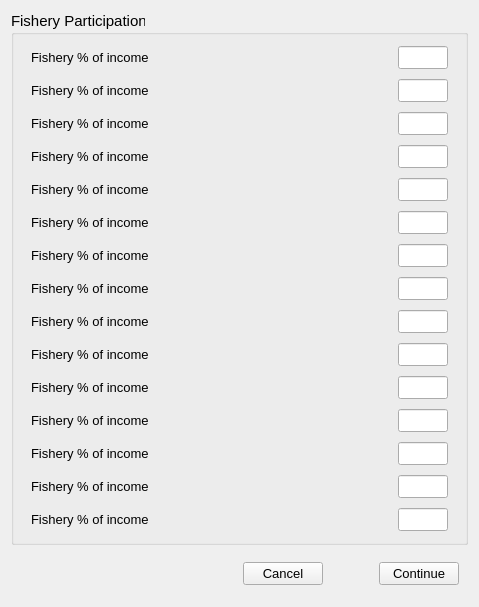
Old version of the form oom_st_kitts_nevis/Interview/rec_cpfv.ui in the repository Ecotrust/openoceanmap-desktop.
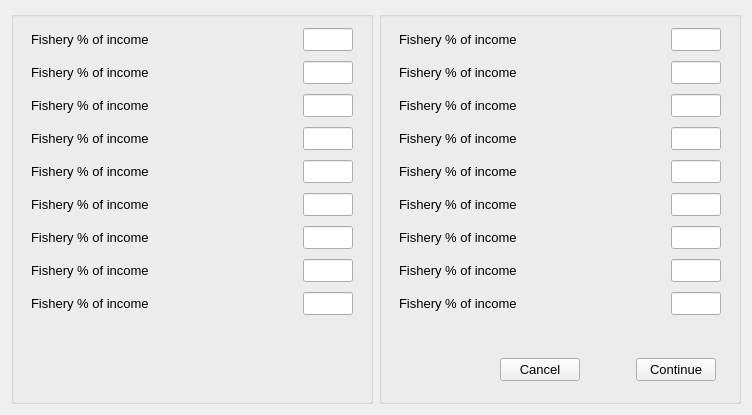
New version of the form.

Commit message: rework fishery pct income for 18 fisheriers

```diff
--- a/oom_st_kitts_nevis/Interview/rec_cpfv.ui
+++ b/oom_st_kitts_nevis/Interview/rec_cpfv.ui
@@ -8,14 +8,14 @@
    <rect>
     <x>0</x>
     <y>0</y>
-    <width>479</width>
-    <height>607</height>
+    <width>752</width>
+    <height>415</height>
    </rect>
   </property>
   <property name="windowTitle" >
    <string>Form</string>
   </property>
-  <layout class="QVBoxLayout" name="verticalLayout" >
+  <layout class="QHBoxLayout" name="horizontalLayout_3" >
    <item>
     <widget class="QGroupBox" name="groupBox_4" >
      <property name="font" >
@@ -24,9 +24,255 @@
       </font>
      </property>
      <property name="title" >
-      <string>Fishery Participation</string>
+      <string/>
      </property>
      <layout class="QVBoxLayout" name="verticalLayout_2" >
+      <item>
+       <widget class="QWidget" native="1" name="widget_57" >
+        <layout class="QVBoxLayout" name="verticalLayout_28" >
+         <property name="spacing" >
+          <number>4</number>
+         </property>
+         <property name="leftMargin" >
+          <number>4</number>
+         </property>
+         <property name="topMargin" >
+          <number>2</number>
+         </property>
+         <property name="rightMargin" >
+          <number>4</number>
+         </property>
+         <property name="bottomMargin" >
+          <number>2</number>
+         </property>
+         <item>
+          <widget class="QWidget" native="1" name="widget_58" >
+           <layout class="QHBoxLayout" name="horizontalLayout_37" >
+            <property name="spacing" >
+             <number>4</number>
+            </property>
+            <property name="leftMargin" >
+             <number>4</number>
+            </property>
+            <property name="topMargin" >
+             <number>0</number>
+            </property>
+            <property name="rightMargin" >
+             <number>4</number>
+            </property>
+            <property name="bottomMargin" >
+             <number>0</number>
+            </property>
+            <item>
+             <widget class="QLabel" name="label_42" >
+              <property name="font" >
+               <font>
+                <pointsize>10</pointsize>
+               </font>
+              </property>
+              <property name="text" >
+               <string>Fishery % of income</string>
+              </property>
+             </widget>
+            </item>
+            <item>
+             <spacer name="horizontalSpacer_3" >
+              <property name="orientation" >
+               <enum>Qt::Horizontal</enum>
+              </property>
+              <property name="sizeHint" stdset="0" >
+               <size>
+                <width>40</width>
+                <height>20</height>
+               </size>
+              </property>
+             </spacer>
+            </item>
+            <item>
+             <widget class="QLineEdit" name="fish_pct_1" >
+              <property name="maximumSize" >
+               <size>
+                <width>50</width>
+                <height>16777215</height>
+               </size>
+              </property>
+              <property name="font" >
+               <font>
+                <pointsize>10</pointsize>
+               </font>
+              </property>
+             </widget>
+            </item>
+           </layout>
+          </widget>
+         </item>
+        </layout>
+       </widget>
+      </item>
+      <item>
+       <widget class="QWidget" native="1" name="widget_59" >
+        <layout class="QVBoxLayout" name="verticalLayout_29" >
+         <property name="spacing" >
+          <number>4</number>
+         </property>
+         <property name="leftMargin" >
+          <number>4</number>
+         </property>
+         <property name="topMargin" >
+          <number>2</number>
+         </property>
+         <property name="rightMargin" >
+          <number>4</number>
+         </property>
+         <property name="bottomMargin" >
+          <number>2</number>
+         </property>
+         <item>
+          <widget class="QWidget" native="1" name="widget_60" >
+           <layout class="QHBoxLayout" name="horizontalLayout_38" >
+            <property name="spacing" >
+             <number>4</number>
+            </property>
+            <property name="leftMargin" >
+             <number>4</number>
+            </property>
+            <property name="topMargin" >
+             <number>0</number>
+            </property>
+            <property name="rightMargin" >
+             <number>4</number>
+            </property>
+            <property name="bottomMargin" >
+             <number>0</number>
+            </property>
+            <item>
+             <widget class="QLabel" name="label_43" >
+              <property name="font" >
+               <font>
+                <pointsize>10</pointsize>
+               </font>
+              </property>
+              <property name="text" >
+               <string>Fishery % of income</string>
+              </property>
+             </widget>
+            </item>
+            <item>
+             <spacer name="horizontalSpacer_3" >
+              <property name="orientation" >
+               <enum>Qt::Horizontal</enum>
+              </property>
+              <property name="sizeHint" stdset="0" >
+               <size>
+                <width>40</width>
+                <height>20</height>
+               </size>
+              </property>
+             </spacer>
+            </item>
+            <item>
+             <widget class="QLineEdit" name="fish_pct_2" >
+              <property name="maximumSize" >
+               <size>
+                <width>50</width>
+                <height>16777215</height>
+               </size>
+              </property>
+              <property name="font" >
+               <font>
+                <pointsize>10</pointsize>
+               </font>
+              </property>
+             </widget>
+            </item>
+           </layout>
+          </widget>
+         </item>
+        </layout>
+       </widget>
+      </item>
+      <item>
+       <widget class="QWidget" native="1" name="widget_61" >
+        <layout class="QVBoxLayout" name="verticalLayout_30" >
+         <property name="spacing" >
+          <number>4</number>
+         </property>
+         <property name="leftMargin" >
+          <number>4</number>
+         </property>
+         <property name="topMargin" >
+          <number>2</number>
+         </property>
+         <property name="rightMargin" >
+          <number>4</number>
+         </property>
+         <property name="bottomMargin" >
+          <number>2</number>
+         </property>
+         <item>
+          <widget class="QWidget" native="1" name="widget_62" >
+           <layout class="QHBoxLayout" name="horizontalLayout_39" >
+            <property name="spacing" >
+             <number>4</number>
+            </property>
+            <property name="leftMargin" >
+             <number>4</number>
+            </property>
+            <property name="topMargin" >
+             <number>0</number>
+            </property>
+            <property name="rightMargin" >
+             <number>4</number>
+            </property>
+            <property name="bottomMargin" >
+             <number>0</number>
+            </property>
+            <item>
+             <widget class="QLabel" name="label_44" >
+              <property name="font" >
+               <font>
+                <pointsize>10</pointsize>
+               </font>
+              </property>
+              <property name="text" >
+               <string>Fishery % of income</string>
+              </property>
+             </widget>
+            </item>
+            <item>
+             <spacer name="horizontalSpacer_3" >
+              <property name="orientation" >
+               <enum>Qt::Horizontal</enum>
+              </property>
+              <property name="sizeHint" stdset="0" >
+               <size>
+                <width>40</width>
+                <height>20</height>
+               </size>
+              </property>
+             </spacer>
+            </item>
+            <item>
+             <widget class="QLineEdit" name="fish_pct_3" >
+              <property name="maximumSize" >
+               <size>
+                <width>50</width>
+                <height>16777215</height>
+               </size>
+              </property>
+              <property name="font" >
+               <font>
+                <pointsize>10</pointsize>
+               </font>
+              </property>
+             </widget>
+            </item>
+           </layout>
+          </widget>
+         </item>
+        </layout>
+       </widget>
+      </item>
       <item>
        <widget class="QWidget" native="1" name="widget_24" >
         <layout class="QVBoxLayout" name="verticalLayout_14" >
@@ -89,7 +335,7 @@
              </spacer>
             </item>
             <item>
-             <widget class="QLineEdit" name="fish_pct_1" >
+             <widget class="QLineEdit" name="fish_pct_4" >
               <property name="maximumSize" >
                <size>
                 <width>50</width>
@@ -171,7 +417,7 @@
              </spacer>
             </item>
             <item>
-             <widget class="QLineEdit" name="fish_pct_2" >
+             <widget class="QLineEdit" name="fish_pct_5" >
               <property name="maximumSize" >
                <size>
                 <width>50</width>
@@ -253,7 +499,7 @@
              </spacer>
             </item>
             <item>
-             <widget class="QLineEdit" name="fish_pct_3" >
+             <widget class="QLineEdit" name="fish_pct_6" >
               <property name="maximumSize" >
                <size>
                 <width>50</width>
@@ -335,7 +581,7 @@
              </spacer>
             </item>
             <item>
-             <widget class="QLineEdit" name="fish_pct_4" >
+             <widget class="QLineEdit" name="fish_pct_7" >
               <property name="maximumSize" >
                <size>
                 <width>50</width>
@@ -417,7 +663,7 @@
              </spacer>
             </item>
             <item>
-             <widget class="QLineEdit" name="fish_pct_5" >
+             <widget class="QLineEdit" name="fish_pct_8" >
               <property name="maximumSize" >
                <size>
                 <width>50</width>
@@ -499,252 +745,6 @@
              </spacer>
             </item>
             <item>
-             <widget class="QLineEdit" name="fish_pct_6" >
-              <property name="maximumSize" >
-               <size>
-                <width>50</width>
-                <height>16777215</height>
-               </size>
-              </property>
-              <property name="font" >
-               <font>
-                <pointsize>10</pointsize>
-               </font>
-              </property>
-             </widget>
-            </item>
-           </layout>
-          </widget>
-         </item>
-        </layout>
-       </widget>
-      </item>
-      <item>
-       <widget class="QWidget" native="1" name="widget_43" >
-        <layout class="QVBoxLayout" name="verticalLayout_21" >
-         <property name="spacing" >
-          <number>4</number>
-         </property>
-         <property name="leftMargin" >
-          <number>4</number>
-         </property>
-         <property name="topMargin" >
-          <number>2</number>
-         </property>
-         <property name="rightMargin" >
-          <number>4</number>
-         </property>
-         <property name="bottomMargin" >
-          <number>2</number>
-         </property>
-         <item>
-          <widget class="QWidget" native="1" name="widget_44" >
-           <layout class="QHBoxLayout" name="horizontalLayout_30" >
-            <property name="spacing" >
-             <number>4</number>
-            </property>
-            <property name="leftMargin" >
-             <number>4</number>
-            </property>
-            <property name="topMargin" >
-             <number>0</number>
-            </property>
-            <property name="rightMargin" >
-             <number>4</number>
-            </property>
-            <property name="bottomMargin" >
-             <number>0</number>
-            </property>
-            <item>
-             <widget class="QLabel" name="label_35" >
-              <property name="font" >
-               <font>
-                <pointsize>10</pointsize>
-               </font>
-              </property>
-              <property name="text" >
-               <string>Fishery % of income</string>
-              </property>
-             </widget>
-            </item>
-            <item>
-             <spacer name="horizontalSpacer_3" >
-              <property name="orientation" >
-               <enum>Qt::Horizontal</enum>
-              </property>
-              <property name="sizeHint" stdset="0" >
-               <size>
-                <width>40</width>
-                <height>20</height>
-               </size>
-              </property>
-             </spacer>
-            </item>
-            <item>
-             <widget class="QLineEdit" name="fish_pct_7" >
-              <property name="maximumSize" >
-               <size>
-                <width>50</width>
-                <height>16777215</height>
-               </size>
-              </property>
-              <property name="font" >
-               <font>
-                <pointsize>10</pointsize>
-               </font>
-              </property>
-             </widget>
-            </item>
-           </layout>
-          </widget>
-         </item>
-        </layout>
-       </widget>
-      </item>
-      <item>
-       <widget class="QWidget" native="1" name="widget_45" >
-        <layout class="QVBoxLayout" name="verticalLayout_22" >
-         <property name="spacing" >
-          <number>4</number>
-         </property>
-         <property name="leftMargin" >
-          <number>4</number>
-         </property>
-         <property name="topMargin" >
-          <number>2</number>
-         </property>
-         <property name="rightMargin" >
-          <number>4</number>
-         </property>
-         <property name="bottomMargin" >
-          <number>2</number>
-         </property>
-         <item>
-          <widget class="QWidget" native="1" name="widget_46" >
-           <layout class="QHBoxLayout" name="horizontalLayout_31" >
-            <property name="spacing" >
-             <number>4</number>
-            </property>
-            <property name="leftMargin" >
-             <number>4</number>
-            </property>
-            <property name="topMargin" >
-             <number>0</number>
-            </property>
-            <property name="rightMargin" >
-             <number>4</number>
-            </property>
-            <property name="bottomMargin" >
-             <number>0</number>
-            </property>
-            <item>
-             <widget class="QLabel" name="label_36" >
-              <property name="font" >
-               <font>
-                <pointsize>10</pointsize>
-               </font>
-              </property>
-              <property name="text" >
-               <string>Fishery % of income</string>
-              </property>
-             </widget>
-            </item>
-            <item>
-             <spacer name="horizontalSpacer_3" >
-              <property name="orientation" >
-               <enum>Qt::Horizontal</enum>
-              </property>
-              <property name="sizeHint" stdset="0" >
-               <size>
-                <width>40</width>
-                <height>20</height>
-               </size>
-              </property>
-             </spacer>
-            </item>
-            <item>
-             <widget class="QLineEdit" name="fish_pct_8" >
-              <property name="maximumSize" >
-               <size>
-                <width>50</width>
-                <height>16777215</height>
-               </size>
-              </property>
-              <property name="font" >
-               <font>
-                <pointsize>10</pointsize>
-               </font>
-              </property>
-             </widget>
-            </item>
-           </layout>
-          </widget>
-         </item>
-        </layout>
-       </widget>
-      </item>
-      <item>
-       <widget class="QWidget" native="1" name="widget_47" >
-        <layout class="QVBoxLayout" name="verticalLayout_23" >
-         <property name="spacing" >
-          <number>4</number>
-         </property>
-         <property name="leftMargin" >
-          <number>4</number>
-         </property>
-         <property name="topMargin" >
-          <number>2</number>
-         </property>
-         <property name="rightMargin" >
-          <number>4</number>
-         </property>
-         <property name="bottomMargin" >
-          <number>2</number>
-         </property>
-         <item>
-          <widget class="QWidget" native="1" name="widget_48" >
-           <layout class="QHBoxLayout" name="horizontalLayout_32" >
-            <property name="spacing" >
-             <number>4</number>
-            </property>
-            <property name="leftMargin" >
-             <number>4</number>
-            </property>
-            <property name="topMargin" >
-             <number>0</number>
-            </property>
-            <property name="rightMargin" >
-             <number>4</number>
-            </property>
-            <property name="bottomMargin" >
-             <number>0</number>
-            </property>
-            <item>
-             <widget class="QLabel" name="label_37" >
-              <property name="font" >
-               <font>
-                <pointsize>10</pointsize>
-               </font>
-              </property>
-              <property name="text" >
-               <string>Fishery % of income</string>
-              </property>
-             </widget>
-            </item>
-            <item>
-             <spacer name="horizontalSpacer_3" >
-              <property name="orientation" >
-               <enum>Qt::Horizontal</enum>
-              </property>
-              <property name="sizeHint" stdset="0" >
-               <size>
-                <width>40</width>
-                <height>20</height>
-               </size>
-              </property>
-             </spacer>
-            </item>
-            <item>
              <widget class="QLineEdit" name="fish_pct_9" >
               <property name="maximumSize" >
                <size>
@@ -766,8 +766,35 @@
        </widget>
       </item>
       <item>
-       <widget class="QWidget" native="1" name="widget_49" >
-        <layout class="QVBoxLayout" name="verticalLayout_24" >
+       <spacer name="verticalSpacer_2" >
+        <property name="orientation" >
+         <enum>Qt::Vertical</enum>
+        </property>
+        <property name="sizeHint" stdset="0" >
+         <size>
+          <width>20</width>
+          <height>40</height>
+         </size>
+        </property>
+       </spacer>
+      </item>
+     </layout>
+    </widget>
+   </item>
+   <item>
+    <widget class="QGroupBox" name="groupBox_5" >
+     <property name="font" >
+      <font>
+       <pointsize>11</pointsize>
+      </font>
+     </property>
+     <property name="title" >
+      <string/>
+     </property>
+     <layout class="QVBoxLayout" name="verticalLayout" >
+      <item>
+       <widget class="QWidget" native="1" name="widget_63" >
+        <layout class="QVBoxLayout" name="verticalLayout_31" >
          <property name="spacing" >
           <number>4</number>
          </property>
@@ -784,8 +811,8 @@
           <number>2</number>
          </property>
          <item>
-          <widget class="QWidget" native="1" name="widget_50" >
-           <layout class="QHBoxLayout" name="horizontalLayout_33" >
+          <widget class="QWidget" native="1" name="widget_64" >
+           <layout class="QHBoxLayout" name="horizontalLayout_40" >
             <property name="spacing" >
              <number>4</number>
             </property>
@@ -848,8 +875,8 @@
        </widget>
       </item>
       <item>
-       <widget class="QWidget" native="1" name="widget_51" >
-        <layout class="QVBoxLayout" name="verticalLayout_25" >
+       <widget class="QWidget" native="1" name="widget_65" >
+        <layout class="QVBoxLayout" name="verticalLayout_32" >
          <property name="spacing" >
           <number>4</number>
          </property>
@@ -866,8 +893,8 @@
           <number>2</number>
          </property>
          <item>
-          <widget class="QWidget" native="1" name="widget_52" >
-           <layout class="QHBoxLayout" name="horizontalLayout_34" >
+          <widget class="QWidget" native="1" name="widget_66" >
+           <layout class="QHBoxLayout" name="horizontalLayout_41" >
             <property name="spacing" >
              <number>4</number>
             </property>
@@ -930,8 +957,8 @@
        </widget>
       </item>
       <item>
-       <widget class="QWidget" native="1" name="widget_53" >
-        <layout class="QVBoxLayout" name="verticalLayout_26" >
+       <widget class="QWidget" native="1" name="widget_67" >
+        <layout class="QVBoxLayout" name="verticalLayout_33" >
          <property name="spacing" >
           <number>4</number>
          </property>
@@ -948,8 +975,8 @@
           <number>2</number>
          </property>
          <item>
-          <widget class="QWidget" native="1" name="widget_54" >
-           <layout class="QHBoxLayout" name="horizontalLayout_35" >
+          <widget class="QWidget" native="1" name="widget_68" >
+           <layout class="QHBoxLayout" name="horizontalLayout_42" >
             <property name="spacing" >
              <number>4</number>
             </property>
@@ -1012,8 +1039,8 @@
        </widget>
       </item>
       <item>
-       <widget class="QWidget" native="1" name="widget_55" >
-        <layout class="QVBoxLayout" name="verticalLayout_27" >
+       <widget class="QWidget" native="1" name="widget_25" >
+        <layout class="QVBoxLayout" name="verticalLayout_34" >
          <property name="spacing" >
           <number>4</number>
          </property>
@@ -1030,8 +1057,8 @@
           <number>2</number>
          </property>
          <item>
-          <widget class="QWidget" native="1" name="widget_56" >
-           <layout class="QHBoxLayout" name="horizontalLayout_36" >
+          <widget class="QWidget" native="1" name="widget_27" >
+           <layout class="QHBoxLayout" name="horizontalLayout_43" >
             <property name="spacing" >
              <number>4</number>
             </property>
@@ -1094,8 +1121,8 @@
        </widget>
       </item>
       <item>
-       <widget class="QWidget" native="1" name="widget_28" >
-        <layout class="QVBoxLayout" name="verticalLayout_15" >
+       <widget class="QWidget" native="1" name="widget_33" >
+        <layout class="QVBoxLayout" name="verticalLayout_35" >
          <property name="spacing" >
           <number>4</number>
          </property>
@@ -1112,8 +1139,8 @@
           <number>2</number>
          </property>
          <item>
-          <widget class="QWidget" native="1" name="widget_30" >
-           <layout class="QHBoxLayout" name="horizontalLayout_24" >
+          <widget class="QWidget" native="1" name="widget_69" >
+           <layout class="QHBoxLayout" name="horizontalLayout_44" >
             <property name="spacing" >
              <number>4</number>
             </property>
@@ -1176,8 +1203,8 @@
        </widget>
       </item>
       <item>
-       <widget class="QWidget" native="1" name="widget_22" >
-        <layout class="QVBoxLayout" name="verticalLayout_8" >
+       <widget class="QWidget" native="1" name="widget_70" >
+        <layout class="QVBoxLayout" name="verticalLayout_36" >
          <property name="spacing" >
           <number>4</number>
          </property>
@@ -1194,8 +1221,8 @@
           <number>2</number>
          </property>
          <item>
-          <widget class="QWidget" native="1" name="widget_23" >
-           <layout class="QHBoxLayout" name="horizontalLayout_17" >
+          <widget class="QWidget" native="1" name="widget_71" >
+           <layout class="QHBoxLayout" name="horizontalLayout_45" >
             <property name="spacing" >
              <number>4</number>
             </property>
@@ -1257,78 +1284,343 @@
         </layout>
        </widget>
       </item>
-     </layout>
-     <zorder>widget_22</zorder>
-     <zorder>widget_24</zorder>
-     <zorder>widget_28</zorder>
-     <zorder>widget_32</zorder>
-     <zorder>widget_35</zorder>
-     <zorder>widget_37</zorder>
-     <zorder>widget_39</zorder>
-     <zorder>widget_41</zorder>
-     <zorder>widget_43</zorder>
-     <zorder>widget_45</zorder>
-     <zorder>widget_47</zorder>
-     <zorder>widget_49</zorder>
-     <zorder>widget_51</zorder>
-     <zorder>widget_53</zorder>
-     <zorder>widget_55</zorder>
-    </widget>
-   </item>
-   <item>
-    <widget class="QWidget" native="1" name="button_box" >
-     <layout class="QHBoxLayout" name="horizontalLayout" >
       <item>
-       <spacer>
-        <property name="orientation" >
-         <enum>Qt::Horizontal</enum>
-        </property>
-        <property name="sizeHint" stdset="0" >
-         <size>
-          <width>40</width>
-          <height>20</height>
-         </size>
-        </property>
-       </spacer>
+       <widget class="QWidget" native="1" name="widget_72" >
+        <layout class="QVBoxLayout" name="verticalLayout_37" >
+         <property name="spacing" >
+          <number>4</number>
+         </property>
+         <property name="leftMargin" >
+          <number>4</number>
+         </property>
+         <property name="topMargin" >
+          <number>2</number>
+         </property>
+         <property name="rightMargin" >
+          <number>4</number>
+         </property>
+         <property name="bottomMargin" >
+          <number>2</number>
+         </property>
+         <item>
+          <widget class="QWidget" native="1" name="widget_73" >
+           <layout class="QHBoxLayout" name="horizontalLayout_46" >
+            <property name="spacing" >
+             <number>4</number>
+            </property>
+            <property name="leftMargin" >
+             <number>4</number>
+            </property>
+            <property name="topMargin" >
+             <number>0</number>
+            </property>
+            <property name="rightMargin" >
+             <number>4</number>
+            </property>
+            <property name="bottomMargin" >
+             <number>0</number>
+            </property>
+            <item>
+             <widget class="QLabel" name="label_51" >
+              <property name="font" >
+               <font>
+                <pointsize>10</pointsize>
+               </font>
+              </property>
+              <property name="text" >
+               <string>Fishery % of income</string>
+              </property>
+             </widget>
+            </item>
+            <item>
+             <spacer name="horizontalSpacer_3" >
+              <property name="orientation" >
+               <enum>Qt::Horizontal</enum>
+              </property>
+              <property name="sizeHint" stdset="0" >
+               <size>
+                <width>40</width>
+                <height>20</height>
+               </size>
+              </property>
+             </spacer>
+            </item>
+            <item>
+             <widget class="QLineEdit" name="fish_pct_16" >
+              <property name="maximumSize" >
+               <size>
+                <width>50</width>
+                <height>16777215</height>
+               </size>
+              </property>
+              <property name="font" >
+               <font>
+                <pointsize>10</pointsize>
+               </font>
+              </property>
+             </widget>
+            </item>
+           </layout>
+          </widget>
+         </item>
+        </layout>
+       </widget>
       </item>
       <item>
-       <widget class="QPushButton" name="pbnCancel" >
-        <property name="font" >
-         <font>
-          <pointsize>10</pointsize>
-         </font>
-        </property>
-        <property name="text" >
-         <string>Cancel</string>
-        </property>
+       <widget class="QWidget" native="1" name="widget_74" >
+        <layout class="QVBoxLayout" name="verticalLayout_38" >
+         <property name="spacing" >
+          <number>4</number>
+         </property>
+         <property name="leftMargin" >
+          <number>4</number>
+         </property>
+         <property name="topMargin" >
+          <number>2</number>
+         </property>
+         <property name="rightMargin" >
+          <number>4</number>
+         </property>
+         <property name="bottomMargin" >
+          <number>2</number>
+         </property>
+         <item>
+          <widget class="QWidget" native="1" name="widget_75" >
+           <layout class="QHBoxLayout" name="horizontalLayout_47" >
+            <property name="spacing" >
+             <number>4</number>
+            </property>
+            <property name="leftMargin" >
+             <number>4</number>
+            </property>
+            <property name="topMargin" >
+             <number>0</number>
+            </property>
+            <property name="rightMargin" >
+             <number>4</number>
+            </property>
+            <property name="bottomMargin" >
+             <number>0</number>
+            </property>
+            <item>
+             <widget class="QLabel" name="label_52" >
+              <property name="font" >
+               <font>
+                <pointsize>10</pointsize>
+               </font>
+              </property>
+              <property name="text" >
+               <string>Fishery % of income</string>
+              </property>
+             </widget>
+            </item>
+            <item>
+             <spacer name="horizontalSpacer_3" >
+              <property name="orientation" >
+               <enum>Qt::Horizontal</enum>
+              </property>
+              <property name="sizeHint" stdset="0" >
+               <size>
+                <width>40</width>
+                <height>20</height>
+               </size>
+              </property>
+             </spacer>
+            </item>
+            <item>
+             <widget class="QLineEdit" name="fish_pct_17" >
+              <property name="maximumSize" >
+               <size>
+                <width>50</width>
+                <height>16777215</height>
+               </size>
+              </property>
+              <property name="font" >
+               <font>
+                <pointsize>10</pointsize>
+               </font>
+              </property>
+             </widget>
+            </item>
+           </layout>
+          </widget>
+         </item>
+        </layout>
        </widget>
       </item>
       <item>
-       <spacer name="horizontalSpacer" >
+       <widget class="QWidget" native="1" name="widget_76" >
+        <layout class="QVBoxLayout" name="verticalLayout_39" >
+         <property name="spacing" >
+          <number>4</number>
+         </property>
+         <property name="leftMargin" >
+          <number>4</number>
+         </property>
+         <property name="topMargin" >
+          <number>2</number>
+         </property>
+         <property name="rightMargin" >
+          <number>4</number>
+         </property>
+         <property name="bottomMargin" >
+          <number>2</number>
+         </property>
+         <item>
+          <widget class="QWidget" native="1" name="widget_77" >
+           <layout class="QHBoxLayout" name="horizontalLayout_48" >
+            <property name="spacing" >
+             <number>4</number>
+            </property>
+            <property name="leftMargin" >
+             <number>4</number>
+            </property>
+            <property name="topMargin" >
+             <number>0</number>
+            </property>
+            <property name="rightMargin" >
+             <number>4</number>
+            </property>
+            <property name="bottomMargin" >
+             <number>0</number>
+            </property>
+            <item>
+             <widget class="QLabel" name="label_53" >
+              <property name="font" >
+               <font>
+                <pointsize>10</pointsize>
+               </font>
+              </property>
+              <property name="text" >
+               <string>Fishery % of income</string>
+              </property>
+             </widget>
+            </item>
+            <item>
+             <spacer name="horizontalSpacer_3" >
+              <property name="orientation" >
+               <enum>Qt::Horizontal</enum>
+              </property>
+              <property name="sizeHint" stdset="0" >
+               <size>
+                <width>40</width>
+                <height>20</height>
+               </size>
+              </property>
+             </spacer>
+            </item>
+            <item>
+             <widget class="QLineEdit" name="fish_pct_18" >
+              <property name="maximumSize" >
+               <size>
+                <width>50</width>
+                <height>16777215</height>
+               </size>
+              </property>
+              <property name="font" >
+               <font>
+                <pointsize>10</pointsize>
+               </font>
+              </property>
+             </widget>
+            </item>
+           </layout>
+          </widget>
+         </item>
+        </layout>
+       </widget>
+      </item>
+      <item>
+       <spacer name="verticalSpacer" >
         <property name="orientation" >
-         <enum>Qt::Horizontal</enum>
+         <enum>Qt::Vertical</enum>
         </property>
-        <property name="sizeType" >
-         <enum>QSizePolicy::Fixed</enum>
-        </property>
         <property name="sizeHint" stdset="0" >
          <size>
-          <width>50</width>
-          <height>20</height>
+          <width>20</width>
+          <height>40</height>
          </size>
         </property>
        </spacer>
       </item>
       <item>
-       <widget class="QPushButton" name="pbnFinished" >
-        <property name="font" >
-         <font>
-          <pointsize>10</pointsize>
-         </font>
-        </property>
-        <property name="text" >
-         <string>Continue</string>
-        </property>
+       <widget class="QWidget" native="1" name="widget_84" >
+        <layout class="QVBoxLayout" name="verticalLayout_43" >
+         <property name="spacing" >
+          <number>4</number>
+         </property>
+         <property name="leftMargin" >
+          <number>4</number>
+         </property>
+         <property name="topMargin" >
+          <number>2</number>
+         </property>
+         <property name="rightMargin" >
+          <number>4</number>
+         </property>
+         <property name="bottomMargin" >
+          <number>2</number>
+         </property>
+         <item>
+          <widget class="QWidget" native="1" name="button_box" >
+           <layout class="QHBoxLayout" name="horizontalLayout" >
+            <item>
+             <spacer>
+              <property name="orientation" >
+               <enum>Qt::Horizontal</enum>
+              </property>
+              <property name="sizeHint" stdset="0" >
+               <size>
+                <width>40</width>
+                <height>20</height>
+               </size>
+              </property>
+             </spacer>
+            </item>
+            <item>
+             <widget class="QPushButton" name="pbnCancel" >
+              <property name="font" >
+               <font>
+                <pointsize>10</pointsize>
+               </font>
+              </property>
+              <property name="text" >
+               <string>Cancel</string>
+              </property>
+             </widget>
+            </item>
+            <item>
+             <spacer name="horizontalSpacer" >
+              <property name="orientation" >
+               <enum>Qt::Horizontal</enum>
+              </property>
+              <property name="sizeType" >
+               <enum>QSizePolicy::Fixed</enum>
+              </property>
+              <property name="sizeHint" stdset="0" >
+               <size>
+                <width>50</width>
+                <height>20</height>
+               </size>
+              </property>
+             </spacer>
+            </item>
+            <item>
+             <widget class="QPushButton" name="pbnFinished" >
+              <property name="font" >
+               <font>
+                <pointsize>10</pointsize>
+               </font>
+              </property>
+              <property name="text" >
+               <string>Continue</string>
+              </property>
+             </widget>
+            </item>
+           </layout>
+          </widget>
+         </item>
+        </layout>
        </widget>
       </item>
      </layout>
```
Left out of the diff: 15 changed lines with no effect on the pictures. The commit also changes 2 other files.
